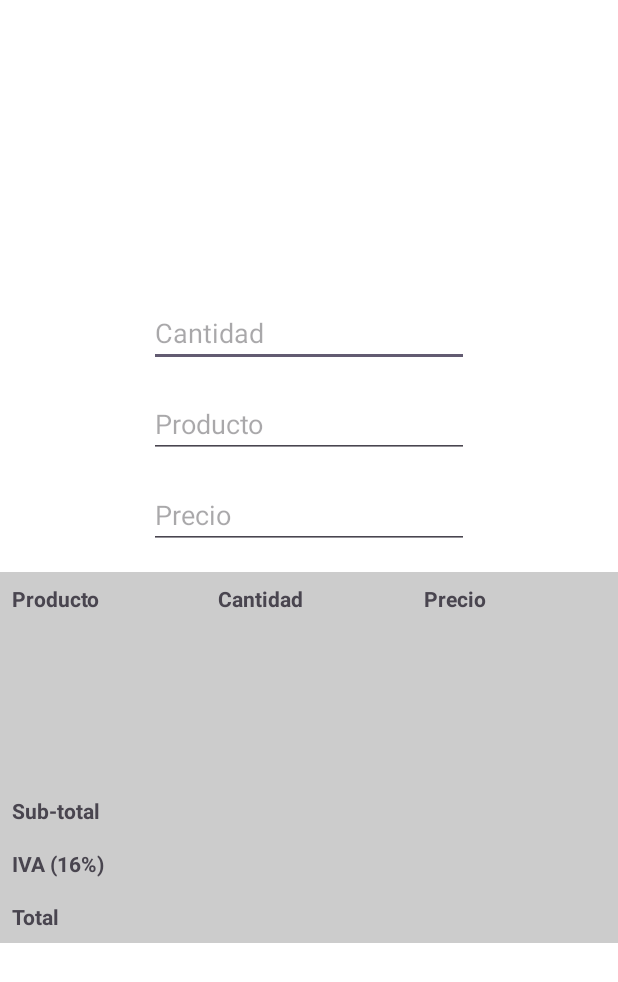
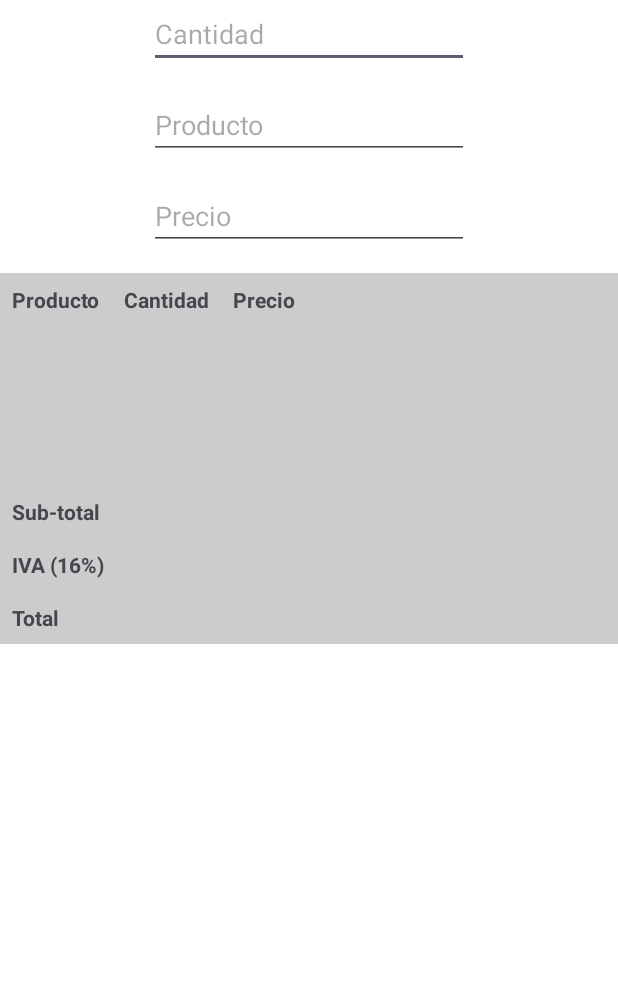
Before and after one commit to vickypauda/Examen1EstradaVictoria, an Android app: the screen it shows after launch (MainActivity), on a phone screen of 412 x 824 dp. Shown: the top 982 px of the screen. Run offline under Robolectric (Android 15) with nearby library versions, the phone set to English and light mode, and no system bars.

Commit message:
corecto
le pase una version que no era

```diff
--- a/Examen1/app/src/main/java/itson/edu/mx/examen1/MainActivity.kt
+++ b/Examen1/app/src/main/java/itson/edu/mx/examen1/MainActivity.kt
@@ -17,25 +17,20 @@ class MainActivity : AppCompatActivity() {
     private lateinit var tvCantidad1: TextView
     private lateinit var tvPrecio1: TextView
 
-    private lateinit var tvProducto2: TextView
-    private lateinit var tvCantidad2: TextView
-    private lateinit var tvPrecio2: TextView
-
-    private lateinit var tvProducto3: TextView
-    private lateinit var tvCantidad3: TextView
-    private lateinit var tvPrecio3: TextView
-
     private lateinit var tvSubTotal: TextView
     private lateinit var tvIva: TextView
     private lateinit var tvTotal: TextView
 
-    private val productos = mutableListOf<Triple<String, Int, Double>>()
+    private var cantidad: Int = 0
+    private var precio: Double = 0.0
+    private var subTotal: Double = 0.0
     private val ivaRate = 0.16
 
     override fun onCreate(savedInstanceState: Bundle?) {
         super.onCreate(savedInstanceState)
         setContentView(R.layout.activity_main)
 
+        // Inicializar componentes
         etCantidad = findViewById(R.id.tvCantidad)
         etProducto = findViewById(R.id.tvProducto)
         etPrecio = findViewById(R.id.tvPrecio)
@@ -44,18 +39,11 @@ class MainActivity : AppCompatActivity() {
         tvCantidad1 = findViewById(R.id.tvCantidad1)
         tvPrecio1 = findViewById(R.id.tvPrecio1)
 
-        tvProducto2 = findViewById(R.id.tvProducto2)
-        tvCantidad2 = findViewById(R.id.tvCantidad2)
-        tvPrecio2 = findViewById(R.id.tvPrecio2)
-
-        tvProducto3 = findViewById(R.id.tvProducto3)
-        tvCantidad3 = findViewById(R.id.tvCantidad3)
-        tvPrecio3 = findViewById(R.id.tvPrecio3)
-
         tvSubTotal = findViewById(R.id.tvSubTotal)
         tvIva = findViewById(R.id.tvIva)
         tvTotal = findViewById(R.id.tvTotal)
 
+        // Agregar TextWatchers para actualizar en tiempo real
         etCantidad.addTextChangedListener(textWatcher)
         etProducto.addTextChangedListener(textWatcher)
         etPrecio.addTextChangedListener(textWatcher)
@@ -65,58 +53,25 @@ class MainActivity : AppCompatActivity() {
         override fun beforeTextChanged(s: CharSequence?, start: Int, count: Int, after: Int) {}
 
         override fun onTextChanged(s: CharSequence?, start: Int, before: Int, count: Int) {
-            agregarProducto()
+            actualizarTabla()
         }
 
         override fun afterTextChanged(s: Editable?) {}
     }
 
-    private fun agregarProducto() {
+    private fun actualizarTabla() {
         val cantidadStr = etCantidad.text.toString()
         val precioStr = etPrecio.text.toString()
         val productoStr = etProducto.text.toString()
 
-        if (cantidadStr.isNotEmpty() && precioStr.isNotEmpty() && productoStr.isNotEmpty()) {
-            val cantidad = cantidadStr.toInt()
-            val precio = precioStr.toDouble()
+        cantidad = if (cantidadStr.isNotEmpty()) cantidadStr.toInt() else 0
+        precio = if (precioStr.isNotEmpty()) precioStr.toDouble() else 0.0
 
-            if (productos.size < 3) {
-                productos.add(Triple(productoStr, cantidad, precio))
-            } else {
-                productos[0] = productos[1]
-                productos[1] = productos[2]
-                productos[2] = Triple(productoStr, cantidad, precio)
-            }
+        tvProducto1.text = productoStr
+        tvCantidad1.text = cantidad.toString()
+        tvPrecio1.text = String.format("%.2f", cantidad * precio)
 
-            actualizarTabla()
-        }
-    }
-
-    private fun actualizarTabla() {
-        var subTotal = 0.0
-
-        val filas = listOf(
-            Triple(tvProducto1, tvCantidad1, tvPrecio1),
-            Triple(tvProducto2, tvCantidad2, tvPrecio2),
-            Triple(tvProducto3, tvCantidad3, tvPrecio3)
-        )
-
-
-        for (fila in filas) {
-            fila.first.text = ""
-            fila.second.text = ""
-            fila.third.text = ""
-        }
-
-        for (i in productos.indices) {
-            val (producto, cantidad, precio) = productos[i]
-            filas[i].first.text = producto
-            filas[i].second.text = cantidad.toString()
-            filas[i].third.text = String.format("%.2f", cantidad * precio)
-
-            subTotal += cantidad * precio
-        }
-
+        subTotal = cantidad * precio
         val iva = subTotal * ivaRate
         val total = subTotal + iva
 
--- a/Examen1/app/src/main/res/layout/activity_main.xml
+++ b/Examen1/app/src/main/res/layout/activity_main.xml
@@ -5,164 +5,100 @@
     android:id="@+id/main"
     android:layout_width="match_parent"
     android:layout_height="match_parent"
+    tools:context=".MainActivity"
     android:background="@color/fondoBlanco"
-    tools:context=".MainActivity">
+    >
 
     <TableLayout
-        android:id="@+id/tableLayout"
         android:layout_width="match_parent"
         android:layout_height="wrap_content"
         android:layout_marginTop="15dp"
         android:background="@color/bordeGris"
-        android:textColor="@color/AzulOscuro"
         app:layout_constraintEnd_toEndOf="parent"
         app:layout_constraintStart_toStartOf="parent"
         app:layout_constraintTop_toBottomOf="@+id/tvPrecio">
 
-
+        <!-- Encabezado -->
         <TableRow>
-
             <TextView
-                android:layout_width="0dp"
+                android:layout_width="wrap_content"
                 android:layout_height="wrap_content"
-                android:layout_weight="1"
+                android:text="Producto"
                 android:padding="8dp"
-                android:text="Producto"
-                android:textStyle="bold" />
-
+                android:textStyle="bold"/>
             <TextView
-                android:layout_width="0dp"
+                android:layout_width="wrap_content"
                 android:layout_height="wrap_content"
-                android:layout_weight="1"
+                android:text="Cantidad"
                 android:padding="8dp"
-                android:text="Cantidad"
-                android:textStyle="bold" />
-
+                android:textStyle="bold"/>
             <TextView
-                android:layout_width="0dp"
+                android:layout_width="wrap_content"
                 android:layout_height="wrap_content"
-                android:layout_weight="1"
+                android:text="Precio"
                 android:padding="8dp"
-                android:text="Precio"
-                android:textStyle="bold" />
+                android:textStyle="bold"/>
         </TableRow>
 
-
+        <!-- Filas de productos -->
         <TableRow>
-
-            <TextView
-                android:id="@+id/tvProducto1"
-                android:layout_width="0dp"
-                android:layout_weight="1"
-                android:padding="8dp" />
-
-            <TextView
-                android:id="@+id/tvCantidad1"
-                android:layout_width="0dp"
-                android:layout_weight="1"
-                android:padding="8dp" />
-
-            <TextView
-                android:id="@+id/tvPrecio1"
-                android:layout_width="0dp"
-                android:layout_weight="1"
-                android:padding="8dp" />
+            <TextView android:id="@+id/tvProducto1" android:padding="8dp"/>
+            <TextView android:id="@+id/tvCantidad1" android:padding="8dp"/>
+            <TextView android:id="@+id/tvPrecio1" android:padding="8dp"/>
         </TableRow>
 
         <TableRow>
-
-            <TextView
-                android:id="@+id/tvProducto2"
-                android:layout_width="0dp"
-                android:layout_weight="1"
-                android:padding="8dp" />
-
-            <TextView
-                android:id="@+id/tvCantidad2"
-                android:layout_width="0dp"
-                android:layout_weight="1"
-                android:padding="8dp" />
-
-            <TextView
-                android:id="@+id/tvPrecio2"
-                android:layout_width="0dp"
-                android:layout_weight="1"
-                android:padding="8dp" />
+            <TextView android:id="@+id/tvProducto2" android:padding="8dp"/>
+            <TextView android:id="@+id/tvCantidad2" android:padding="8dp"/>
+            <TextView android:id="@+id/tvPrecio2" android:padding="8dp"/>
         </TableRow>
 
         <TableRow>
-
-            <TextView
-                android:id="@+id/tvProducto3"
-                android:layout_width="0dp"
-                android:layout_weight="1"
-                android:padding="8dp" />
-
-            <TextView
-                android:id="@+id/tvCantidad3"
-                android:layout_width="0dp"
-                android:layout_weight="1"
-                android:padding="8dp" />
-
-            <TextView
-                android:id="@+id/tvPrecio3"
-                android:layout_width="0dp"
-                android:layout_weight="1"
-                android:padding="8dp" />
+            <TextView android:id="@+id/tvProducto3" android:padding="8dp"/>
+            <TextView android:id="@+id/tvCantidad3" android:padding="8dp"/>
+            <TextView android:id="@+id/tvPrecio3" android:padding="8dp"/>
         </TableRow>
 
-
+        <!-- Subtotal -->
         <TableRow>
-
             <TextView
-                android:layout_width="0dp"
+                android:layout_width="wrap_content"
                 android:layout_height="wrap_content"
-                android:layout_weight="2"
+                android:text="Sub-total"
                 android:padding="8dp"
-                android:text="Sub-total"
-                android:textStyle="bold" />
-
+                android:textStyle="bold"
+                android:layout_span="2"/>
             <TextView
                 android:id="@+id/tvSubTotal"
-                android:layout_width="0dp"
-                android:layout_weight="1"
-                android:padding="8dp" />
+                android:padding="8dp"/>
         </TableRow>
 
-
+        <!-- IVA -->
         <TableRow>
-
             <TextView
-                android:layout_width="0dp"
+                android:layout_width="wrap_content"
                 android:layout_height="wrap_content"
-                android:layout_weight="2"
+                android:text="IVA (16%)"
                 android:padding="8dp"
-                android:text="IVA (16%)"
-                android:textStyle="bold" />
-
+                android:textStyle="bold"
+                android:layout_span="2"/>
             <TextView
                 android:id="@+id/tvIva"
-                android:layout_width="0dp"
-                android:layout_weight="1"
-                android:padding="8dp" />
+                android:padding="8dp"/>
         </TableRow>
 
-
+        <!-- Total -->
         <TableRow>
-
             <TextView
-                android:layout_width="0dp"
+                android:layout_width="wrap_content"
                 android:layout_height="wrap_content"
-                android:layout_weight="2"
+                android:text="Total"
                 android:padding="8dp"
-                android:text="Total"
-                android:textStyle="bold" />
-
+                android:textStyle="bold"
+                android:layout_span="2"/>
             <TextView
                 android:id="@+id/tvTotal"
-                android:layout_width="0dp"
-                android:layout_weight="1"
-                android:padding="8dp" />
+                android:padding="8dp"/>
         </TableRow>
 
     </TableLayout>
@@ -172,14 +108,12 @@
         android:id="@+id/tvCantidad"
         android:layout_width="wrap_content"
         android:layout_height="wrap_content"
-        android:layout_marginTop="199dp"
         android:ems="10"
+        android:inputType="number"
         android:hint="Cantidad"
-        android:textColor="@color/AzulOscuro"
-        android:inputType="number"
         app:layout_constraintEnd_toEndOf="parent"
         app:layout_constraintStart_toStartOf="parent"
-        app:layout_constraintTop_toTopOf="parent" />
+        tools:layout_editor_absoluteY="199dp"  />
 
     <EditText
         android:id="@+id/tvProducto"
@@ -187,8 +121,8 @@
         android:layout_height="wrap_content"
         android:layout_marginTop="15dp"
         android:ems="10"
+        android:inputType="text"
         android:hint="Producto"
-        android:inputType="text"
         android:textColor="@color/AzulOscuro"
         app:layout_constraintEnd_toEndOf="parent"
         app:layout_constraintStart_toStartOf="parent"
@@ -200,9 +134,8 @@
         android:layout_height="wrap_content"
         android:layout_marginTop="15dp"
         android:ems="10"
+        android:inputType="numberDecimal"
         android:hint="Precio"
-        android:textColor="@color/AzulOscuro"
-        android:inputType="numberDecimal"
         app:layout_constraintEnd_toEndOf="parent"
         app:layout_constraintStart_toStartOf="parent"
         app:layout_constraintTop_toBottomOf="@+id/tvProducto" />
```
